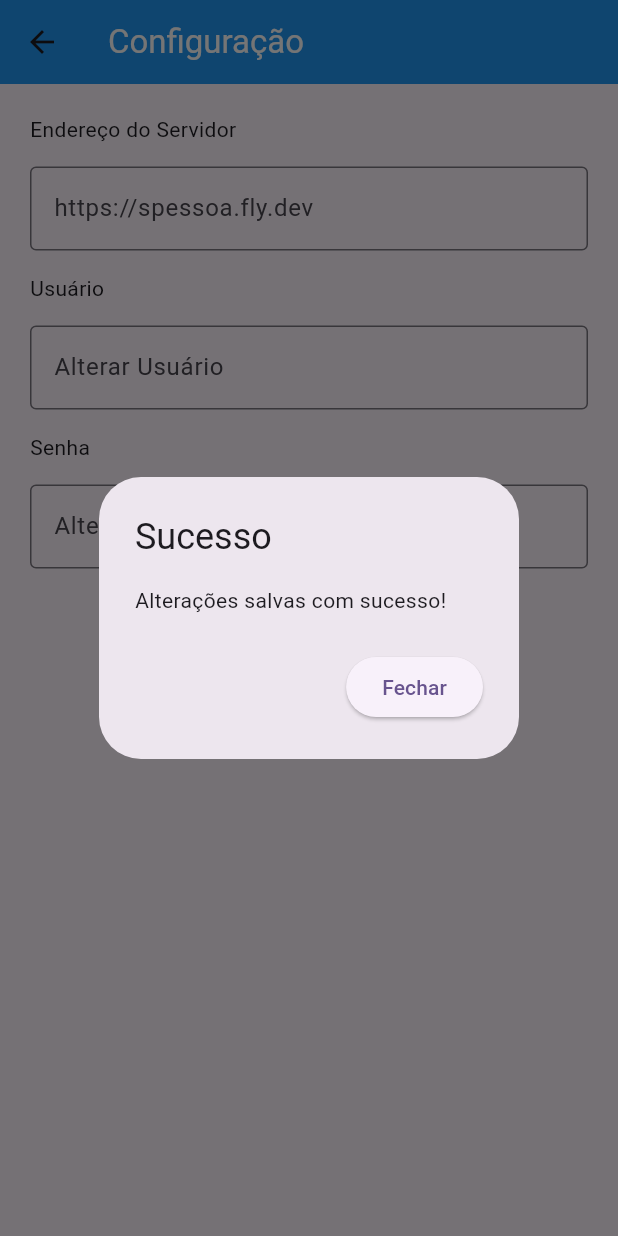
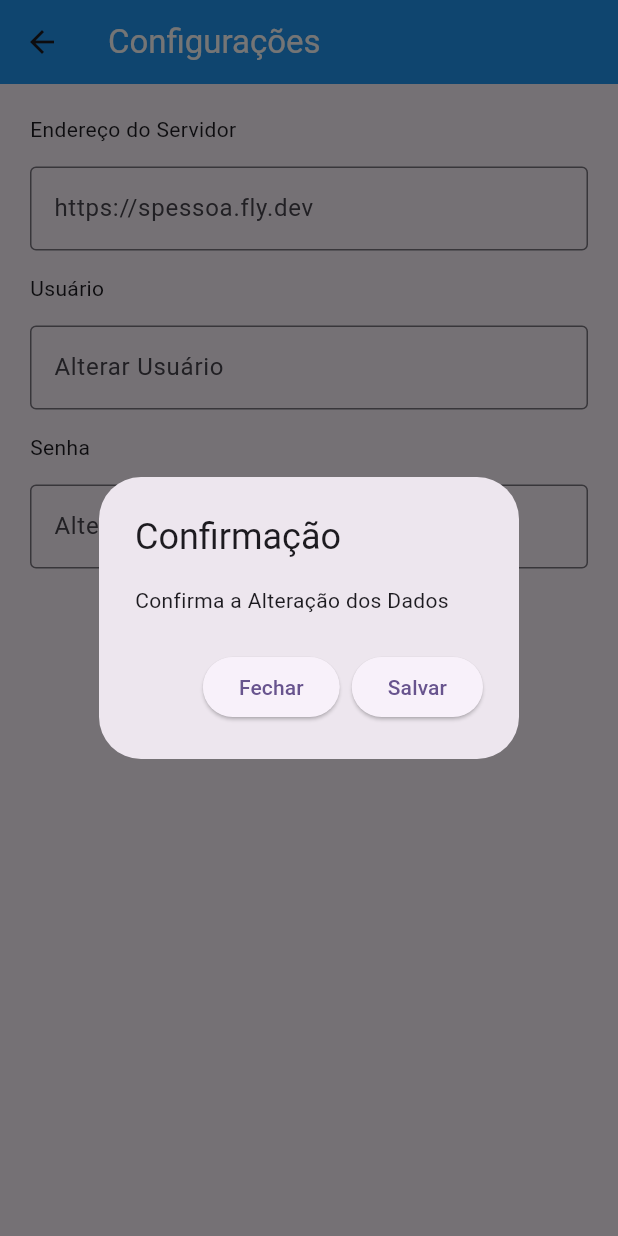
Before and after one commit to gustavohsx/EstoqueLogisticaFrontend, a Flutter app: the Configuration screen opened by its route, after a tap on "Salvar", on a phone screen of 412 x 824 dp. Run offline on Flutter 3.47's test engine with Material 2 defaults, Android fonts, the phone set to English and light mode, and no system bars; our stand-ins replace pocketbase, shared_preferences; missing offline and left inert: flutter_barcode_scanner; accounts and stored records are empty.

Commit message:
drawer, confirmate save data config

```diff
--- a/lib/pages/configuration.dart
+++ b/lib/pages/configuration.dart
@@ -47,12 +47,39 @@ class _ConfigurationState extends State<Configuration> {
     getServer();
   }
 
+  void confirmationSaveData() {
+    showDialog(
+      context: context,
+      builder: (BuildContext context) {
+        return AlertDialog(
+          title: const Text('Confirmação'),
+          content: const Text('Confirma a Alteração dos Dados'),
+          actions: <Widget>[
+            ElevatedButton(
+              onPressed: () {
+                Navigator.of(context).pop();
+              },
+              child: const Text('Fechar'),
+            ),
+            ElevatedButton(
+              onPressed: () {
+                Navigator.of(context).pop();
+                saveData();
+              },
+              child: const Text('Salvar'),
+            ),
+          ],
+        );
+      },
+    );
+  }
+
   @override
   Widget build(BuildContext context) {
     return Scaffold(
       appBar: AppBar(
         title: const Text(
-          'Configuração',
+          'Configurações',
           style: TextStyle(
             color: Colors.white,
           ),
@@ -103,7 +130,7 @@ class _ConfigurationState extends State<Configuration> {
             const SizedBox(height: 15),
             Center(
               child: ElevatedButton(
-                onPressed: () => saveData(),
+                onPressed: () => confirmationSaveData(),
                 child: const Text('Salvar'),
               ),
             )
--- a/lib/pages/home.dart
+++ b/lib/pages/home.dart
@@ -123,7 +123,7 @@ class _HomeState extends State<Home> {
                         ],
                       ),
                     ),
-                  )
+                  ),
                 ],
               ),
             ),
```
Also changed, not shown: lib/widgets/custom_drawer.dart (+5 -4 lines).
